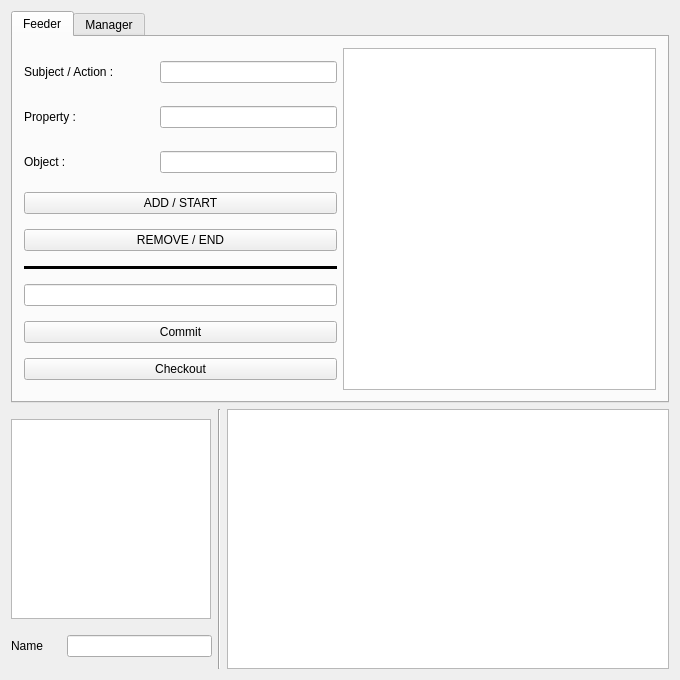
vigne-laas/mementar, file ui/mementargui.ui: the form before one commit.
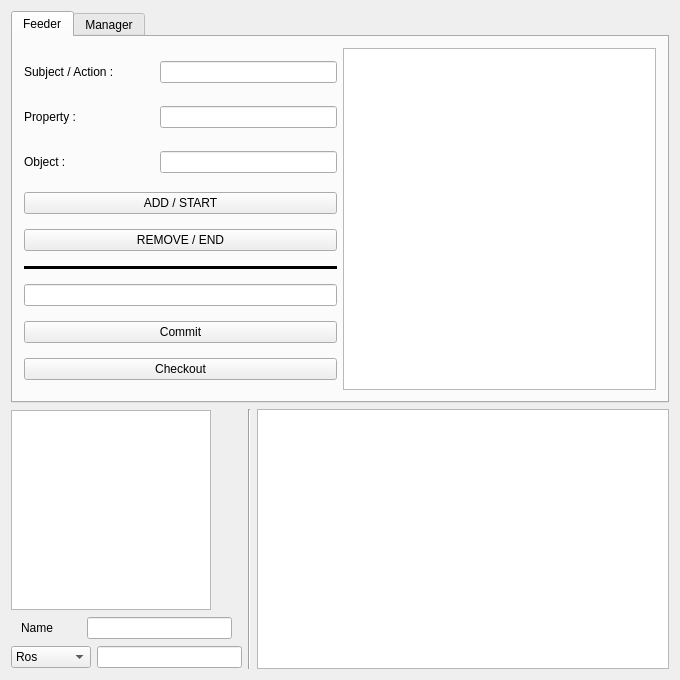
The form after the commit. Icons and pictures are not drawn. Custom widgets are drawn as their Qt base class.

Commit message: [UPDATE] mementarGUI with current time selection

```diff
--- a/ui/mementargui.ui
+++ b/ui/mementargui.ui
@@ -454,6 +454,46 @@
          </layout>
         </item>
 
+        <item>
+          <layout class="QHBoxLayout" name="static_time_source_layout">
+            <item>
+              <widget class="QComboBox" name="static_time_source_combobox" >
+                <property name="maximumSize">
+                 <size>
+                  <width>80</width>
+                  <height>16777215</height>
+                 </size>
+                </property>
+                <item>
+                  <property name="text" >
+                    <string>Ros</string>
+                  </property>
+                </item>
+                <item>
+                  <property name="text" >
+                    <string>Epoch</string>
+                  </property>
+                </item>
+                <item>
+                  <property name="text" >
+                    <string>Manual</string>
+                  </property>
+                </item>
+              </widget>
+            </item>
+            <item>
+             <widget class="QLineEdit" name="static_current_time_editline">
+               <property name="maximumSize">
+                <size>
+                 <width>145</width>
+                 <height>16777215</height>
+                </size>
+               </property>
+              </widget>
+            </item>
+          </layout>
+        </item>
+
        </layout>
       </item>
 
```
The commit also changes 4 other files.
